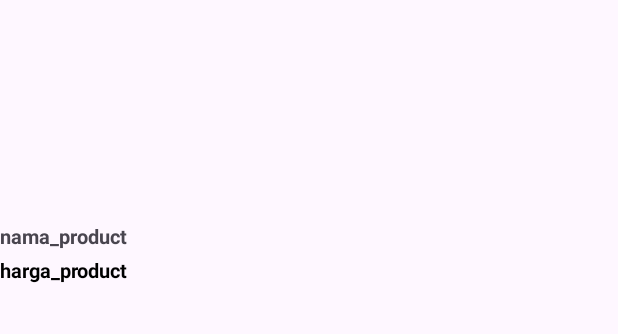
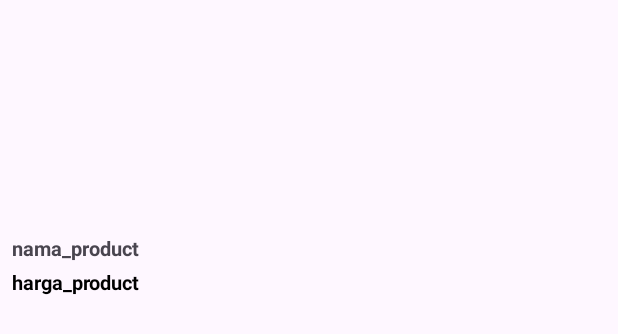
Before and after one commit to Risqullah/risqullah_praktikum, an Android app: the layout item_product.xml on its own in the app's theme, with its tools: preview values and no code run, on a phone screen of 412 x 824 dp. Shown: the top 334 px of the screen. Run offline under Robolectric (Android 15) with nearby library versions, the phone set to English and light mode, and no system bars.

Commit message:
pertemuan 10 done

```diff
--- a/app/src/main/java/com/example/Projek_iki/Home/pertemuan_10/TenthActivity.kt
+++ b/app/src/main/java/com/example/Projek_iki/Home/pertemuan_10/TenthActivity.kt
@@ -8,7 +8,7 @@ import androidx.core.content.ContextCompat
 import androidx.core.view.ViewCompat
 import androidx.core.view.WindowInsetsCompat
 import com.example.Projek_iki.R
-import com.example.Projek_iki.databinding.ActivityNinthBinding
+//import com.example.Projek_iki.databinding.ActivityNinthBinding
 import com.example.Projek_iki.databinding.ActivityTenthBinding
 import com.google.android.material.tabs.TabLayoutMediator
 
--- a/app/src/main/res/layout/item_product.xml
+++ b/app/src/main/res/layout/item_product.xml
@@ -1,8 +1,10 @@
 <?xml version="1.0" encoding="utf-8"?>
-<androidx.constraintlayout.widget.ConstraintLayout xmlns:android="http://schemas.android.com/apk/res/android"
+<androidx.constraintlayout.widget.ConstraintLayout
+    xmlns:android="http://schemas.android.com/apk/res/android"
     xmlns:app="http://schemas.android.com/apk/res-auto"
     android:layout_width="match_parent"
-    android:layout_height="match_parent">
+    android:layout_height="wrap_content"
+    android:padding="8dp">
 
     <ImageView
         android:id="@+id/imgProduct"
```
Also changed, not shown: app/src/main/java/com/example/Projek_iki/SplashScreenActivity.kt (+9 -2 lines).
